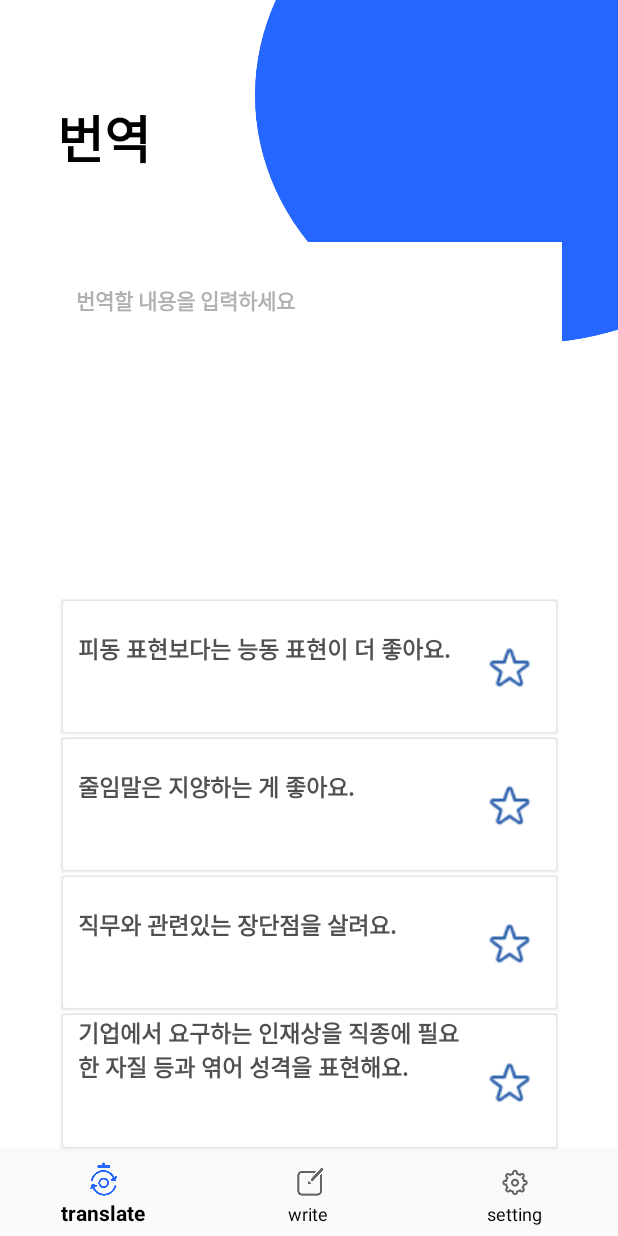
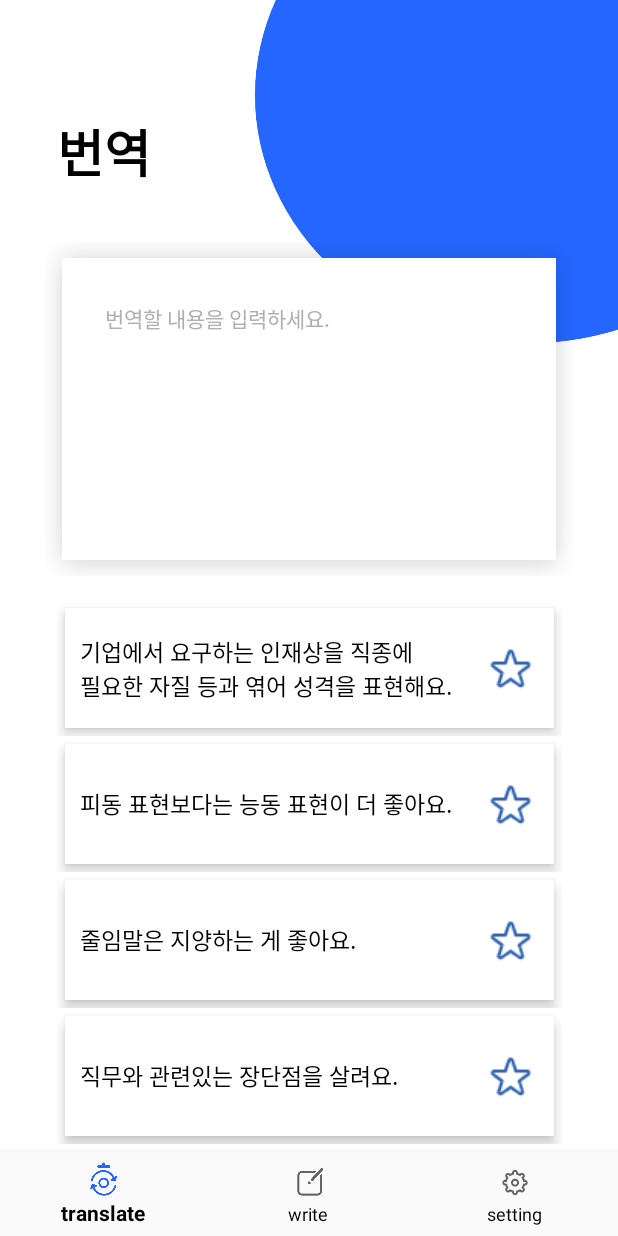
Before and after one commit to Hasoseo/Hasoseo, an Android app: the screen it shows after launch (MainActivity), on a phone screen of 412 x 824 dp. Run offline under Robolectric (Android 15) with nearby library versions, the phone set to English and light mode, and no system bars.

Commit message:
implement Favorites button add star_checked.xml

```diff
--- a/app/src/main/java/kr/hs/emirim/yensoft02/hasoseo/Translate_before_frag.java
+++ b/app/src/main/java/kr/hs/emirim/yensoft02/hasoseo/Translate_before_frag.java
@@ -16,7 +16,7 @@ public class Translate_before_frag extends Fragment {
     @Override
     public View onCreateView(@NonNull LayoutInflater inflater, @Nullable ViewGroup container, @Nullable Bundle savedInstanceState) {
         view = inflater.inflate(R.layout.activity_translate, container, false); // false는 뷰를 수신하는 모든 터치 이벤트도 상위 뷰로 전송하는 것등 무시
-        // inflater로 view 생성 (인플레이트라는 것은 xml 파일을 통해서 객체화)
+        // inflater로 view 생성 (인플레이트`라는 것은 xml 파일을 통해서 객체화)
 
         return view;
     }
--- /dev/null
+++ b/app/src/main/res/drawable/star_checked.xml
@@ -0,0 +1,5 @@
+<?xml version="1.0" encoding="utf-8"?>
+<selector xmlns:android="http://schemas.android.com/apk/res/android">
+    <item android:drawable="@drawable/star_on" android:state_checked="true"></item>
+    <item android:drawable="@drawable/star_off" android:state_checked="false"></item>
+</selector>
--- a/app/src/main/res/layout/activity_translate.xml
+++ b/app/src/main/res/layout/activity_translate.xml
@@ -8,56 +8,25 @@
     tools:context=".TranslateActivity">
 
     <TextView
-        android:id="@+id/Ttitle"
-        android:layout_width="wrap_content"
-        android:layout_height="wrap_content"
-        android:layout_marginTop="70dp"
-        android:layout_marginEnd="310dp"
-        android:layout_marginBottom="60dp"
-        android:fontFamily="@font/notosanscjkkr_black"
-        android:includeFontPadding="false"
-        android:text="번역"
-        android:textAppearance="@style/TextAppearance.AppCompat.Display1"
-        android:textStyle="bold"
-        app:layout_constraintBottom_toTopOf="@+id/TransGuide1_1"
-        app:layout_constraintEnd_toEndOf="parent"
-        app:layout_constraintHorizontal_bias="0.0"
-        app:layout_constraintStart_toStartOf="@+id/guideline3"
-        app:layout_constraintTop_toTopOf="parent"
-        app:layout_constraintVertical_bias="0.187" />
-
-    <ImageButton
-        android:id="@+id/recbutton"
+        android:id="@+id/transBox"
         android:layout_width="0dp"
         android:layout_height="0dp"
-        android:background="@drawable/rec_shadow"
+        android:background="@drawable/rect1"
+        android:elevation="10dp"
+        android:padding="40dp"
+        android:text="번역할 내용을 입력하세요."
+        android:textColor="#AFAFAF"
+        android:clickable="true"
+        android:focusable="true"
         app:layout_constraintBottom_toTopOf="@+id/guideline2"
-        app:layout_constraintEnd_toStartOf="@+id/guideline4"
-        app:layout_constraintHorizontal_bias="0.0"
-        app:layout_constraintStart_toStartOf="@+id/guideline3"
-        app:layout_constraintTop_toTopOf="@+id/TransGuide1_1"
-        app:layout_constraintVertical_bias="0.0"
-        app:srcCompat="@drawable/rect1" />
-
-    <TextView
-        android:id="@+id/T_Hint1"
-        android:layout_width="wrap_content"
-        android:layout_height="wrap_content"
-        android:layout_marginStart="10dp"
-        android:layout_marginTop="10dp"
-        android:layout_marginEnd="175dp"
-        android:layout_marginBottom="140dp"
-        android:fontFamily="@font/notosanscjkkr_regular"
-        android:text="번역할 내용을 입력하세요"
-        android:textColor="#B1B1B1"
-        android:textStyle="bold"
-        app:layout_constraintBottom_toTopOf="@+id/guideline2"
-        app:layout_constraintEnd_toStartOf="@+id/guideline4"
-        app:layout_constraintStart_toStartOf="@+id/guideline3"
-        app:layout_constraintTop_toTopOf="@+id/recbutton" />
+        app:layout_constraintEnd_toStartOf="@+id/guideline8"
+        app:layout_constraintHorizontal_bias="1.0"
+        app:layout_constraintStart_toStartOf="@+id/guideline7"
+        app:layout_constraintTop_toTopOf="@+id/guideline1"
+        app:layout_constraintVertical_bias="1.0" />
 
     <androidx.constraintlayout.widget.Guideline
-        android:id="@+id/TransGuide1_1"
+        android:id="@+id/guideline1"
         android:layout_width="wrap_content"
         android:layout_height="wrap_content"
         android:orientation="horizontal"
@@ -75,7 +44,7 @@
         android:layout_width="wrap_content"
         android:layout_height="wrap_content"
         android:orientation="horizontal"
-        app:layout_constraintGuide_percent="0.48016417" />
+        app:layout_constraintGuide_percent="0.5" />
 
     <androidx.constraintlayout.widget.Guideline
         android:id="@+id/guideline3"
@@ -84,196 +53,185 @@
         android:orientation="vertical"
         app:layout_constraintGuide_percent="0.09245742" />
 
-    <LinearLayout
-        android:id="@+id/Tlinear"
+    <ScrollView
         android:layout_width="0dp"
         android:layout_height="0dp"
-        android:orientation="vertical"
         app:layout_constraintBottom_toBottomOf="parent"
         app:layout_constraintEnd_toStartOf="@+id/guideline4"
-        app:layout_constraintHorizontal_bias="1.0"
         app:layout_constraintStart_toStartOf="@+id/guideline3"
-        app:layout_constraintTop_toTopOf="@+id/guideline"
-        app:layout_constraintVertical_weight="4">
+        app:layout_constraintTop_toTopOf="@+id/guideline">
 
-        <androidx.constraintlayout.widget.ConstraintLayout
+        <LinearLayout
+            android:layout_width="match_parent"
+            android:layout_height="match_parent"
+            android:orientation="vertical"
+            android:weightSum="4">
+
+            <FrameLayout
+                android:id="@+id/tiplayout3"
+                android:layout_width="match_parent"
+                android:layout_height="match_parent"
+                android:layout_weight="1">
+
+
+                <TextView
+                    android:id="@+id/tip3"
+                    android:layout_width="match_parent"
+                    android:layout_height="80dp"
+                    android:layout_margin="5dp"
+                    android:background="#FFFFFF"
+                    android:elevation="5dp"
+                    android:fontFamily="@font/notosanscjkkr_regular"
+                    android:gravity="center_vertical"
+                    android:paddingLeft="10dp"
+                    android:paddingRight="60dp"
+                    android:text="기업에서 요구하는 인재상을 직종에 \n필요한 자질 등과 엮어 성격을 표현해요."
+                    android:textSize="15sp" />
+
+                <CheckBox
+                    android:id="@+id/star3"
+                    android:layout_width="wrap_content"
+                    android:layout_height="wrap_content"
+                    android:layout_gravity="right|center_vertical"
+                    android:layout_marginRight="15dp"
+                    android:button="@drawable/star_checked"
+                    android:elevation="6dp" />
+
+            </FrameLayout>
+
+            <FrameLayout
                 android:id="@+id/tiplayout1"
                 android:layout_width="match_parent"
-            android:layout_height="0dp"
-            android:layout_marginStart="1dp"
-            android:layout_marginEnd="2dp"
-            android:layout_weight="1"
-            android:background="@drawable/layout_shadow">
+                android:layout_height="match_parent"
+                android:layout_weight="1">
+
 
                 <TextView
                     android:id="@+id/tip1"
-                android:layout_width="0dp"
-                android:layout_height="0dp"
-                android:layout_marginStart="10dp"
-                android:layout_marginTop="20dp"
-                android:layout_marginBottom="20dp"
+                    android:layout_width="match_parent"
+                    android:layout_height="80dp"
+                    android:layout_margin="5dp"
+                    android:background="#FFFFFF"
+                    android:elevation="5dp"
                     android:fontFamily="@font/notosanscjkkr_regular"
+                    android:gravity="center_vertical"
+                    android:paddingLeft="10dp"
                     android:text="피동 표현보다는 능동 표현이 더 좋아요."
-                android:textAlignment="gravity"
-                android:textAllCaps="true"
-                android:textColor="#505050"
-                android:textSize="15sp"
-                android:textStyle="bold"
-                app:layout_constraintBottom_toBottomOf="parent"
-                app:layout_constraintEnd_toStartOf="@+id/star1"
-                app:layout_constraintStart_toStartOf="parent"
-                app:layout_constraintTop_toTopOf="parent" />
+                    android:textSize="15sp" />
 
-            <ImageButton
+                <CheckBox
                     android:id="@+id/star1"
-                android:layout_width="46dp"
-                android:layout_height="0dp"
-                android:layout_marginStart="290dp"
-                android:layout_marginEnd="24dp"
-                android:background="#00FFFFFF"
-                app:layout_constraintBottom_toBottomOf="parent"
-                app:layout_constraintEnd_toEndOf="parent"
-                app:layout_constraintStart_toStartOf="parent"
-                app:layout_constraintTop_toTopOf="parent"
-                app:layout_constraintVertical_bias="0.421"
-                app:srcCompat="@drawable/star_off" />
-        </androidx.constraintlayout.widget.ConstraintLayout>
+                    android:layout_width="wrap_content"
+                    android:layout_height="wrap_content"
+                    android:layout_gravity="right|center_vertical"
+                    android:button="@drawable/star_checked"
+                    android:layout_marginRight="15dp"
+                    android:elevation="6dp"/>
 
-        <androidx.constraintlayout.widget.ConstraintLayout
+            </FrameLayout>
+
+            <FrameLayout
                 android:id="@+id/tiplayout2"
                 android:layout_width="match_parent"
-            android:layout_height="0dp"
-            android:layout_marginStart="1dp"
-            android:layout_marginEnd="2dp"
-            android:layout_weight="1"
-            android:background="@drawable/layout_shadow">
+                android:layout_height="match_parent"
+                android:layout_weight="1">
+
 
                 <TextView
                     android:id="@+id/tip2"
-                android:layout_width="0dp"
-                android:layout_height="0dp"
-                android:layout_marginStart="10dp"
-                android:layout_marginTop="20dp"
-                android:layout_marginBottom="20dp"
+                    android:layout_width="match_parent"
+                    android:layout_height="80dp"
+                    android:layout_margin="5dp"
+                    android:background="#FFFFFF"
+                    android:elevation="5dp"
                     android:fontFamily="@font/notosanscjkkr_regular"
+                    android:gravity="center_vertical"
+                    android:paddingLeft="10dp"
                     android:text="줄임말은 지양하는 게 좋아요."
-                android:textAlignment="gravity"
-                android:textAllCaps="true"
-                android:textColor="#505050"
-                android:textSize="15sp"
-                android:textStyle="bold"
-                app:layout_constraintBottom_toBottomOf="parent"
-                app:layout_constraintEnd_toStartOf="@+id/star2"
-                app:layout_constraintStart_toStartOf="parent"
-                app:layout_constraintTop_toTopOf="parent" />
+                    android:textSize="15sp" />
 
-            <ImageButton
+                <CheckBox
                     android:id="@+id/star2"
-                android:layout_width="46dp"
-                android:layout_height="0dp"
-                android:layout_marginStart="290dp"
-                android:layout_marginEnd="24dp"
-                android:background="#00FFFFFF"
-                app:layout_constraintBottom_toBottomOf="parent"
-                app:layout_constraintEnd_toEndOf="parent"
-                app:layout_constraintStart_toStartOf="parent"
-                app:layout_constraintTop_toTopOf="parent"
-                app:layout_constraintVertical_bias="0.421"
-                app:srcCompat="@drawable/star_off" />
-        </androidx.constraintlayout.widget.ConstraintLayout>
+                    android:layout_width="wrap_content"
+                    android:layout_height="wrap_content"
+                    android:layout_gravity="right|center_vertical"
+                    android:button="@drawable/star_checked"
+                    android:layout_marginRight="15dp"
+                    android:elevation="6dp"/>
 
-        <androidx.constraintlayout.widget.ConstraintLayout
-            android:id="@+id/tiplayout3"
-            android:layout_width="match_parent"
-            android:layout_height="0dp"
-            android:layout_marginStart="1dp"
-            android:layout_marginEnd="2dp"
-            android:layout_weight="1"
-            android:background="@drawable/layout_shadow">
+            </FrameLayout>
 
-            <TextView
-                android:id="@+id/tip3"
-                android:layout_width="0dp"
-                android:layout_height="0dp"
-                android:layout_marginStart="10dp"
-                android:layout_marginTop="20dp"
-                android:layout_marginBottom="20dp"
-                android:fontFamily="@font/notosanscjkkr_regular"
-                android:text="직무와 관련있는 장단점을 살려요."
-                android:textAlignment="gravity"
-                android:textAllCaps="true"
-                android:textColor="#505050"
-                android:textSize="15sp"
-                android:textStyle="bold"
-                app:layout_constraintBottom_toBottomOf="parent"
-                app:layout_constraintEnd_toStartOf="@+id/star3"
-                app:layout_constraintStart_toStartOf="parent"
-                app:layout_constraintTop_toTopOf="parent" />
-
-            <ImageButton
-                android:id="@+id/star3"
-                android:layout_width="46dp"
-                android:layout_height="0dp"
-                android:layout_marginStart="290dp"
-                android:layout_marginEnd="24dp"
-                android:background="#00FFFFFF"
-                app:layout_constraintBottom_toBottomOf="parent"
-                app:layout_constraintEnd_toEndOf="parent"
-                app:layout_constraintStart_toStartOf="parent"
-                app:layout_constraintTop_toTopOf="parent"
-                app:layout_constraintVertical_bias="0.421"
-                app:srcCompat="@drawable/star_off" />
-        </androidx.constraintlayout.widget.ConstraintLayout>
-
-        <androidx.constraintlayout.widget.ConstraintLayout
+            <FrameLayout
                 android:id="@+id/tiplayout4"
                 android:layout_width="match_parent"
-            android:layout_height="0dp"
-            android:layout_marginStart="1dp"
-            android:layout_marginEnd="2dp"
-            android:layout_weight="1"
-            android:background="@drawable/layout_shadow">
+                android:layout_height="match_parent"
+                android:layout_weight="1">
+
 
                 <TextView
                     android:id="@+id/tip4"
-                android:layout_width="0dp"
-                android:layout_height="0dp"
-                android:layout_marginStart="10dp"
+                    android:layout_width="match_parent"
+                    android:layout_height="80dp"
+                    android:layout_margin="5dp"
+                    android:background="#FFFFFF"
+                    android:elevation="5dp"
                     android:fontFamily="@font/notosanscjkkr_regular"
-                android:text="기업에서 요구하는 인재상을 직종에 필요한 자질 등과 엮어 성격을 표현해요."
-                android:textAlignment="gravity"
-                android:textAllCaps="true"
-                android:textColor="#505050"
-                android:textSize="15sp"
-                android:textStyle="bold"
-                app:layout_constraintBottom_toBottomOf="parent"
-                app:layout_constraintEnd_toStartOf="@+id/star4"
-                app:layout_constraintHorizontal_bias="0.5"
-                app:layout_constraintStart_toStartOf="parent"
-                app:layout_constraintTop_toTopOf="parent" />
+                    android:gravity="center_vertical"
+                    android:paddingLeft="10dp"
+                    android:text="직무와 관련있는 장단점을 살려요."
+                    android:textSize="15sp" />
 
-            <ImageButton
+                <CheckBox
                 android:id="@+id/star4"
-                android:layout_width="46dp"
-                android:layout_height="0dp"
-                android:layout_marginStart="290dp"
-                android:layout_marginEnd="24dp"
-                android:background="#00FFFFFF"
-                app:layout_constraintBottom_toBottomOf="parent"
-                app:layout_constraintEnd_toEndOf="parent"
-                app:layout_constraintStart_toStartOf="parent"
-                app:layout_constraintTop_toTopOf="parent"
-                app:layout_constraintVertical_bias="0.421"
-                app:srcCompat="@drawable/star_off" />
-        </androidx.constraintlayout.widget.ConstraintLayout>
+                android:layout_width="wrap_content"
+                android:layout_height="wrap_content"
+                android:layout_gravity="right|center_vertical"
+                android:button="@drawable/star_checked"
+                android:layout_marginRight="15dp"
+                android:elevation="6dp"/>
+
+            </FrameLayout>
 
         </LinearLayout>
+    </ScrollView>
 
     <androidx.constraintlayout.widget.Guideline
         android:id="@+id/guideline"
         android:layout_width="wrap_content"
         android:layout_height="wrap_content"
         android:orientation="horizontal"
-        app:layout_constraintGuide_percent="0.52" />
+        app:layout_constraintGuide_percent="0.5212038" />
+
+    <TextView
+        android:id="@+id/Ttitle"
+        android:layout_width="wrap_content"
+        android:layout_height="wrap_content"
+        android:layout_marginTop="68dp"
+        android:layout_marginEnd="310dp"
+        android:fontFamily="@font/notosanscjkkr_black"
+        android:includeFontPadding="false"
+        android:text="번역"
+        android:textAppearance="@style/TextAppearance.AppCompat.Display1"
+        android:textStyle="bold"
+        app:layout_constraintBottom_toTopOf="@+id/guideline1"
+        app:layout_constraintEnd_toEndOf="parent"
+        app:layout_constraintHorizontal_bias="0.0"
+        app:layout_constraintStart_toStartOf="@+id/guideline3"
+        app:layout_constraintTop_toTopOf="parent"
+        app:layout_constraintVertical_bias="0.187" />
+
+    <androidx.constraintlayout.widget.Guideline
+        android:id="@+id/guideline7"
+        android:layout_width="wrap_content"
+        android:layout_height="wrap_content"
+        android:orientation="vertical"
+        app:layout_constraintGuide_percent="0.0729927" />
+
+    <androidx.constraintlayout.widget.Guideline
+        android:id="@+id/guideline8"
+        android:layout_width="wrap_content"
+        android:layout_height="wrap_content"
+        android:orientation="vertical"
+        app:layout_constraintGuide_percent="0.93" />
 
 </androidx.constraintlayout.widget.ConstraintLayout>
```
Also changed, not shown: app/src/main/java/kr/hs/emirim/yensoft02/hasoseo/TranslateActivity.java (+24 -0 lines), app/src/main/res/layout/tip.xml (added, +37 -0 lines), app/src/main/res/layout/translate2.xml (deleted, +0 -137 lines). Lines whose indentation alone changed are shown as unchanged.
